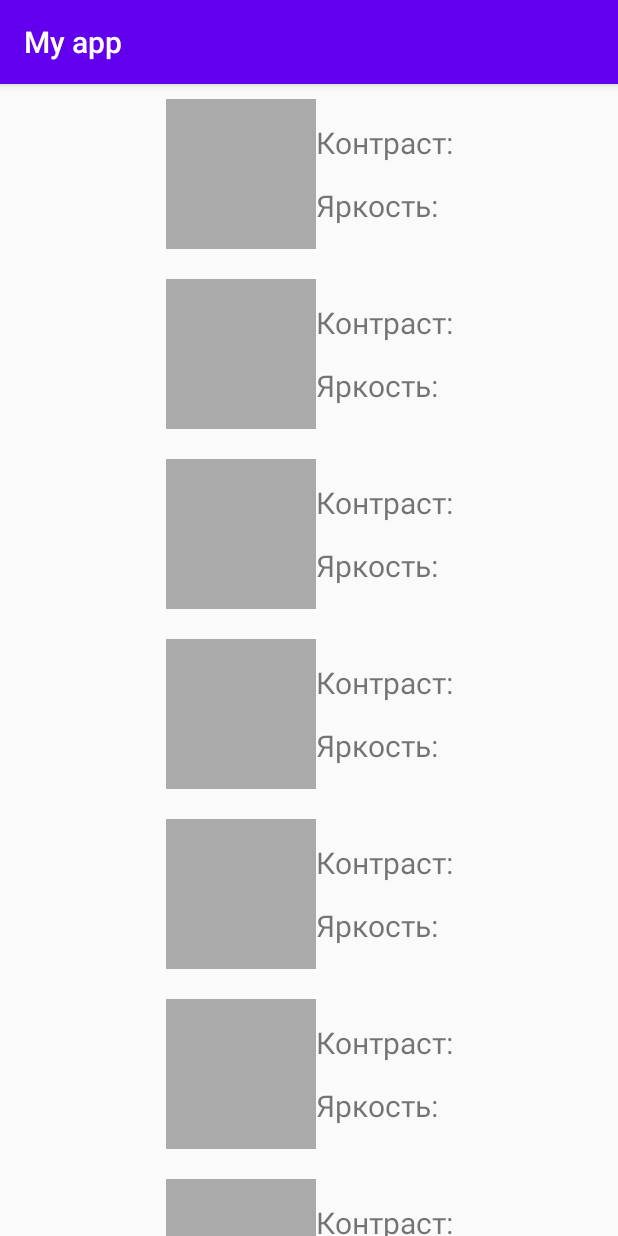
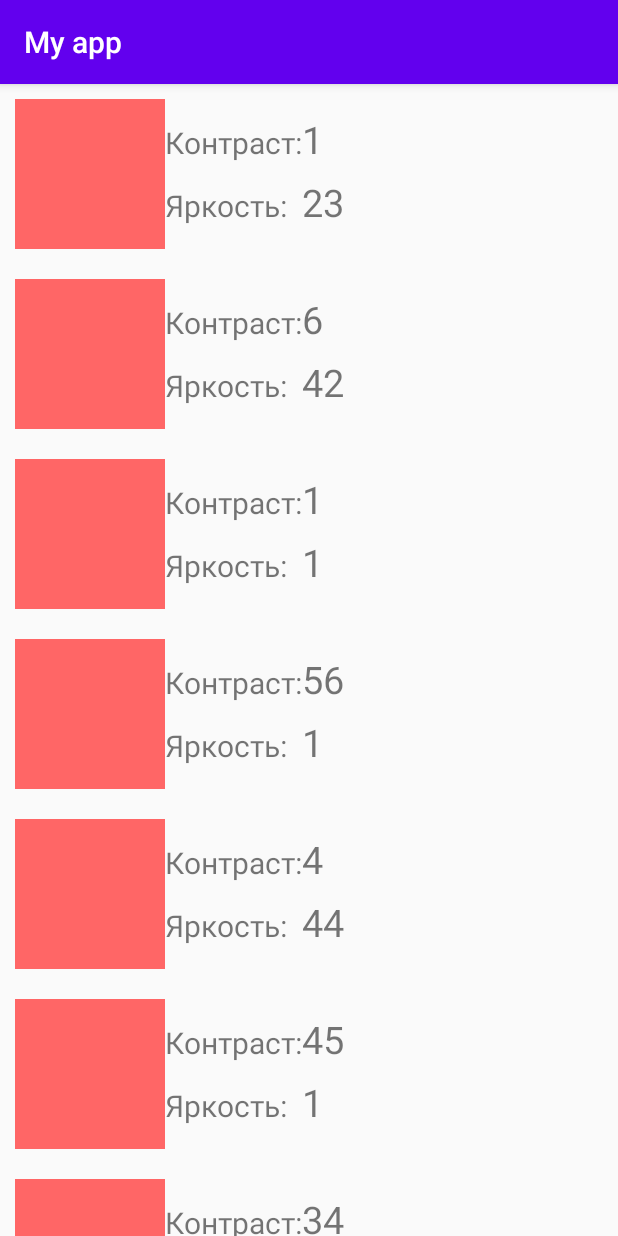
Before and after one commit to Qudropthenia/AndroidBluetoothTest, an Android app: the screen it shows after launch (RecyclerActivity), on a phone screen of 412 x 824 dp. Run offline under Robolectric (Android 15) with nearby library versions, the phone set to English and light mode, and no system bars.

Commit message:
Исправлена ошибка отрисовки в RecyclerView

```diff
--- a/app/src/main/java/ru/qudropthenia/androidbluetoothtest/ui/recycler/ColorsAdapter.java
+++ b/app/src/main/java/ru/qudropthenia/androidbluetoothtest/ui/recycler/ColorsAdapter.java
@@ -1,5 +1,7 @@
 package ru.qudropthenia.androidbluetoothtest.ui.recycler;
 
+import android.graphics.drawable.ColorDrawable;
+import android.graphics.drawable.Drawable;
 import android.view.LayoutInflater;
 import android.view.View;
 import android.view.ViewGroup;
@@ -13,7 +15,7 @@ import java.util.List;
 import ru.qudropthenia.androidbluetoothtest.R;
 
 public class ColorsAdapter extends RecyclerView.Adapter<ColorsAdapter.ColorHolder> {
-    private List<ColorStyle> colorList;
+    private final List<ColorStyle> colorList;
 
     public ColorsAdapter(List<ColorStyle> colorList) {
         this.colorList = colorList;
@@ -23,16 +25,18 @@ public class ColorsAdapter extends RecyclerView.Adapter<ColorsAdapter.ColorHolde
     @NonNull
     @Override
     public ColorHolder onCreateViewHolder(@NonNull ViewGroup parent, int viewType) {
-        View view = LayoutInflater.from(parent.getContext())
+        View view = LayoutInflater
+                .from(parent.getContext())
                 .inflate(R.layout.recycler_item, parent, false);
         return new ColorHolder(view);
     }
 
     // Запись новых данных
     @Override
-    public void onBindViewHolder(@NonNull ColorHolder holder, int position) {
+    public void onBindViewHolder(@NonNull ColorHolder holder, final int position) {
         ColorStyle color = colorList.get(position);
         holder.bind(color);
+        holder.itemView.setTag(color);
     }
 
     @Override
@@ -41,22 +45,27 @@ public class ColorsAdapter extends RecyclerView.Adapter<ColorsAdapter.ColorHolde
     }
 
     // Модель отрисовки
-    class ColorHolder extends RecyclerView.ViewHolder {
-//        private View colorView;
-        private TextView contrastValueView;
-        private TextView brightnessValueView;
+    static final class ColorHolder extends RecyclerView.ViewHolder {
+        public final View colorView;
+        public final TextView contrastValueView;
+        public final TextView brightnessValueView;
 
         // View - что будет отрисовано в ячейке
         public ColorHolder(@NonNull View itemView) {
             super(itemView);
-//            colorView = itemView.findViewById(R.id.recycler_item__color);
+            colorView = itemView.findViewById(R.id.recycler_item__color);
             contrastValueView = itemView.findViewById(R.id.recycler_item__contrast_value);
             brightnessValueView = itemView.findViewById(R.id.recycler_item__brightness_value);
         }
 
+        // Установка значений, которые будут отрисованы
         public void bind(ColorStyle style) {
-            contrastValueView.setText(style.getContrast());
-            brightnessValueView.setText(style.getBrightness());
+            Drawable backgroundColor = new ColorDrawable(0xFFFF6666);
+            String contrast = style.getContrast() + "";
+            String bright = style.getBrightness() + "";
+            colorView.setBackground(backgroundColor);
+            contrastValueView.setText(contrast);
+            brightnessValueView.setText(bright);
         }
     }
 }
--- a/app/src/main/java/ru/qudropthenia/androidbluetoothtest/ui/recycler/RecyclerActivity.java
+++ b/app/src/main/java/ru/qudropthenia/androidbluetoothtest/ui/recycler/RecyclerActivity.java
@@ -20,6 +20,10 @@ public class RecyclerActivity extends AppCompatActivity {
         super.onCreate(savedInstanceState);
         colorList = generateColors();
         setContentView(R.layout.activity_recycler);
+        setupRecyclerView();
+    }
+
+    private void setupRecyclerView() {
         RecyclerView recyclerView = findViewById(R.id.activity_recycler__recycler);
         ColorsAdapter adapter = new ColorsAdapter(colorList);
         recyclerView.setAdapter(adapter);
--- a/app/src/main/res/layout/activity_recycler.xml
+++ b/app/src/main/res/layout/activity_recycler.xml
@@ -8,8 +8,8 @@
 
     <androidx.recyclerview.widget.RecyclerView
         android:id="@+id/activity_recycler__recycler"
-        android:layout_width="wrap_content"
-        android:layout_height="wrap_content"
+        android:layout_width="match_parent"
+        android:layout_height="match_parent"
         app:layout_constraintBottom_toBottomOf="parent"
         app:layout_constraintEnd_toEndOf="parent"
         app:layout_constraintStart_toStartOf="parent"
```
